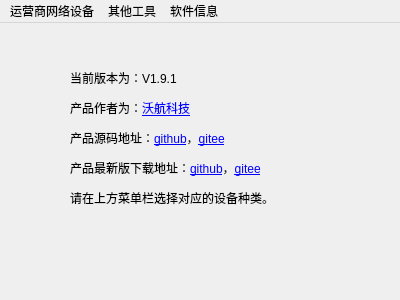
The window that mainwindow/mainwindow.ui (worldflyingct/setdevicetool) describes before a commit, drawn with Qt 5.
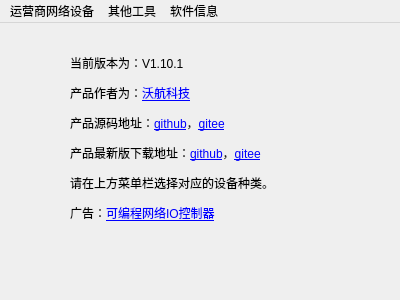
The same window after the commit. Icons and pictures are not drawn.

```diff
--- a/mainwindow/mainwindow.ui
+++ b/mainwindow/mainwindow.ui
@@ -31,7 +31,7 @@
      </rect>
     </property>
     <property name="text">
-     <string>&lt;html&gt;&lt;head/&gt;&lt;body&gt;&lt;p&gt;当前版本为：V1.9.1&lt;/p&gt;&lt;p&gt;产品作者为：&lt;a href=&quot;https://www.worldflying.cn&quot;&gt;&lt;span style=&quot; text-decoration: underline; color:#0000ff;&quot;&gt;沃航科技&lt;/span&gt;&lt;/a&gt;&lt;/p&gt;&lt;p&gt;产品源码地址：&lt;a href=&quot;https://github.com/worldflyingct/setdevicetool&quot;&gt;&lt;span style=&quot; text-decoration: underline; color:#0000ff;&quot;&gt;github&lt;/span&gt;&lt;/a&gt;，&lt;a href=&quot;https://gitee.com/worldflying/setdevicetool&quot;&gt;&lt;span style=&quot; text-decoration: underline; color:#0000ff;&quot;&gt;gitee&lt;/span&gt;&lt;/a&gt;&lt;/p&gt;&lt;p&gt;产品最新版下载地址：&lt;a href=&quot;https://github.com/worldflyingct/setdevicetool/releases&quot;&gt;&lt;span style=&quot; text-decoration: underline; color:#0000ff;&quot;&gt;github&lt;/span&gt;&lt;/a&gt;，&lt;a href=&quot;https://gitee.com/worldflying/setdevicetool/releases&quot;&gt;&lt;span style=&quot; text-decoration: underline; color:#0000ff;&quot;&gt;gitee&lt;/span&gt;&lt;/a&gt;&lt;/p&gt;&lt;p&gt;请在上方菜单栏选择对应的设备种类。&lt;/p&gt;&lt;/body&gt;&lt;/html&gt;</string>
+     <string>&lt;html&gt;&lt;head/&gt;&lt;body&gt;&lt;p&gt;当前版本为：V1.10.1&lt;/p&gt;&lt;p&gt;产品作者为：&lt;a href=&quot;https://www.worldflying.cn&quot;&gt;&lt;span style=&quot; text-decoration: underline; color:#0000ff;&quot;&gt;沃航科技&lt;/span&gt;&lt;/a&gt;&lt;/p&gt;&lt;p&gt;产品源码地址：&lt;a href=&quot;https://github.com/worldflyingct/setdevicetool&quot;&gt;&lt;span style=&quot; text-decoration: underline; color:#0000ff;&quot;&gt;github&lt;/span&gt;&lt;/a&gt;，&lt;a href=&quot;https://gitee.com/worldflying/setdevicetool&quot;&gt;&lt;span style=&quot; text-decoration: underline; color:#0000ff;&quot;&gt;gitee&lt;/span&gt;&lt;/a&gt;&lt;/p&gt;&lt;p&gt;产品最新版下载地址：&lt;a href=&quot;https://github.com/worldflyingct/setdevicetool/releases&quot;&gt;&lt;span style=&quot; text-decoration: underline; color:#0000ff;&quot;&gt;github&lt;/span&gt;&lt;/a&gt;，&lt;a href=&quot;https://gitee.com/worldflying/setdevicetool/releases&quot;&gt;&lt;span style=&quot; text-decoration: underline; color:#0000ff;&quot;&gt;gitee&lt;/span&gt;&lt;/a&gt;&lt;/p&gt;&lt;p&gt;请在上方菜单栏选择对应的设备种类。&lt;/p&gt;&lt;p&gt;广告：&lt;a href=&quot;https://www.worldflying.cn/product-type-programio.html&quot;&gt;&lt;span style=&quot; text-decoration: underline; color:#0000ff;&quot;&gt;可编程网络IO控制器&lt;/span&gt;&lt;/a&gt;&lt;/p&gt;&lt;/body&gt;&lt;/html&gt;</string>
     </property>
     <property name="openExternalLinks">
      <bool>true</bool>
```
Left out of the diff: 7 changed lines with no effect on the pictures.
